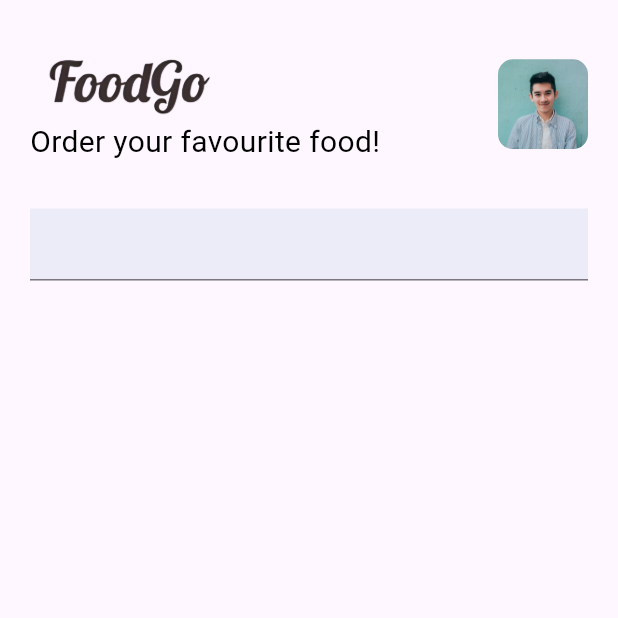
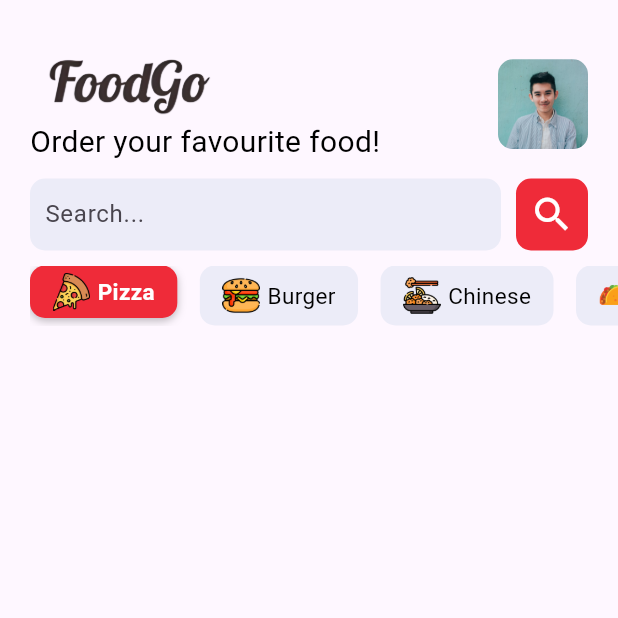
Before and after one commit to DestaAri1/e-commerce_mobile, a Flutter app: the screen it shows after launch, on a phone screen of 412 x 824 dp, the top half of it. Run offline on Flutter 3.47's test engine with Material 3 defaults, Android fonts, the phone set to English and light mode, and no system bars.

Commit message:
home -> category

```diff
--- /dev/null
+++ b/lib/component/category_tile.dart
@@ -0,0 +1,63 @@
+import 'package:flutter/material.dart';
+import 'package:marketplace/services/widget_support.dart';
+
+class CategoryTile extends StatelessWidget {
+  final String name;
+  final String image;
+  final String categoryIndex;
+  final String selectedIndex;
+  final VoidCallback onTap;
+
+  const CategoryTile({
+    super.key,
+    required this.name,
+    required this.image,
+    required this.categoryIndex,
+    required this.selectedIndex,
+    required this.onTap,
+  });
+
+  @override
+  Widget build(BuildContext context) {
+    final bool isSelected = selectedIndex == categoryIndex;
+    final Color bgColor = isSelected ? const Color(0xFFef2b39) : const Color(0xFFececf8);
+    final TextStyle textStyle = isSelected
+        ? AppWidget.whiteTextFieldStyle()
+        : AppWidget.simpleTextFieldStyle(15);
+
+    return GestureDetector(
+      onTap: onTap,
+      child: Container(
+        margin: EdgeInsets.only(right: 15, bottom: isSelected ? 5 : 0),
+        decoration: BoxDecoration(
+          color: bgColor,
+          borderRadius: BorderRadius.circular(10),
+          boxShadow: isSelected
+              ? [
+                  BoxShadow(
+                    color: Colors.black26,
+                    blurRadius: 4,
+                    offset: Offset(0, 2),
+                  )
+                ]
+              : [],
+        ),
+        padding: EdgeInsets.symmetric(horizontal: 15),
+        child: Row(
+          children: [
+            Padding(
+              padding: const EdgeInsets.only(right: 5),
+              child: Image.asset(
+                image,
+                height: 25,
+                width: 25,
+                fit: BoxFit.cover,
+              ),
+            ),
+            Text(name, style: textStyle),
+          ],
+        ),
+      ),
+    );
+  }
+}
--- a/lib/main.dart
+++ b/lib/main.dart
@@ -1,6 +1,6 @@
 import 'package:flutter/material.dart';
 import 'package:marketplace/pages/home.dart';
-import 'package:marketplace/pages/onboarding.dart';
+// import 'package:marketplace/pages/onboarding.dart';
 
 void main() {
   runApp(const MyApp());
--- /dev/null
+++ b/lib/model/category_data.dart
@@ -0,0 +1,10 @@
+import 'package:marketplace/model/category_model.dart';
+
+List<CategoryModel> getCategories() {
+  return [
+    CategoryModel(name: "Pizza", image: "assets/images/pizza.png"),
+    CategoryModel(name: "Burger", image: "assets/images/burger.png"),
+    CategoryModel(name: "Chinese", image: "assets/images/chinese.png"),
+    CategoryModel(name: "Mexican", image: "assets/images/tacos.png"),
+  ];
+}
--- /dev/null
+++ b/lib/model/category_model.dart
@@ -0,0 +1,6 @@
+class CategoryModel {
+  String? image;
+  String? name;
+
+  CategoryModel({this.name, this.image});
+}
--- a/lib/pages/home.dart
+++ b/lib/pages/home.dart
@@ -1,4 +1,7 @@
 import 'package:flutter/material.dart';
+import 'package:marketplace/component/category_tile.dart';
+import 'package:marketplace/model/category_data.dart';
+import 'package:marketplace/model/category_model.dart';
 import 'package:marketplace/services/widget_support.dart';
 
 class Home extends StatefulWidget {
@@ -9,6 +12,15 @@ class Home extends StatefulWidget {
 }
 
 class _HomeState extends State<Home> {
+  List<CategoryModel> categories = [];
+  String track = "0";
+
+  @override
+  void initState() {
+    categories = getCategories();
+    super.initState();
+  }
+
   @override
   Widget build(BuildContext context) {
     return Scaffold(
@@ -20,11 +32,29 @@ class _HomeState extends State<Home> {
               mainAxisAlignment: MainAxisAlignment.spaceBetween,
               children: <Widget>[_homeLogo(), _userPicture()],
             ),
-            SizedBox(height: 30),
-            Container(
-              margin: EdgeInsets.only(right: 20),
-              decoration: BoxDecoration(color: Color(0xFFececf8)),
-              child: TextField(),
+            SizedBox(height: 10),
+            _searchBar(),
+            SizedBox(height: 10),
+            SizedBox(
+              height: 40,
+              child: ListView.builder(
+                itemBuilder: (context, index) {
+                  return CategoryTile(
+                    name: categories[index].name!,
+                    image: categories[index].image!,
+                    categoryIndex: index.toString(),
+                    selectedIndex: track,
+                    onTap: () {
+                      setState(() {
+                        track = index.toString();
+                      });
+                    },
+                  );
+                },
+                shrinkWrap: true,
+                itemCount: categories.length,
+                scrollDirection: Axis.horizontal,
+              ),
             ),
           ],
         ),
@@ -44,7 +74,7 @@ class _HomeState extends State<Home> {
         ),
         Text(
           "Order your favourite food!",
-          style: AppWidget.simpleTextFieldStyle(),
+          style: AppWidget.simpleTextFieldStyle(20),
         ),
       ],
     );
@@ -64,4 +94,37 @@ class _HomeState extends State<Home> {
       ),
     );
   }
+
+  Widget _searchBar() {
+    return Row(
+      crossAxisAlignment: CrossAxisAlignment.start,
+      children: [
+        Expanded(
+          child: Container(
+            padding: EdgeInsets.only(left: 10),
+            margin: EdgeInsets.only(right: 10),
+            decoration: BoxDecoration(
+              color: Color(0xFFececf8),
+              borderRadius: BorderRadius.circular(10),
+            ),
+            child: TextField(
+              decoration: InputDecoration(
+                border: InputBorder.none,
+                hintText: "Search...",
+              ),
+            ),
+          ),
+        ),
+        Container(
+          padding: EdgeInsets.all(9),
+          margin: EdgeInsets.only(right: 20),
+          decoration: BoxDecoration(
+            color: Color(0xFFef2b39),
+            borderRadius: BorderRadius.circular(10),
+          ),
+          child: Icon(Icons.search, color: Colors.white, size: 30),
+        ),
+      ],
+    );
+  }
 }
--- a/lib/pages/onboarding.dart
+++ b/lib/pages/onboarding.dart
@@ -27,7 +27,7 @@ class _OnboardingState extends State<Onboarding> {
             SizedBox(height: 20),
             Text(
               "Craving something delicious?\nOrder noe and get your favorites\ndelivered fast!",
-              style: AppWidget.simpleTextFieldStyle(),
+              style: AppWidget.simpleTextFieldStyle(15),
               textAlign: TextAlign.center,
             ),
             SizedBox(height: 20),
--- a/lib/services/widget_support.dart
+++ b/lib/services/widget_support.dart
@@ -9,10 +9,15 @@ class AppWidget {
     );
   }
 
-  static TextStyle simpleTextFieldStyle() {
+  static TextStyle simpleTextFieldStyle(double size) {
+    return TextStyle(color: Colors.black, fontSize: size);
+  }
+
+  static TextStyle whiteTextFieldStyle() {
     return TextStyle(
-      color: Colors.black,
-      fontSize: 20,
+      color: Colors.white,
+      fontSize: 15,
+      fontWeight: FontWeight.bold,
     );
   }
 }
```
Also changed, not shown: 5 other files.
